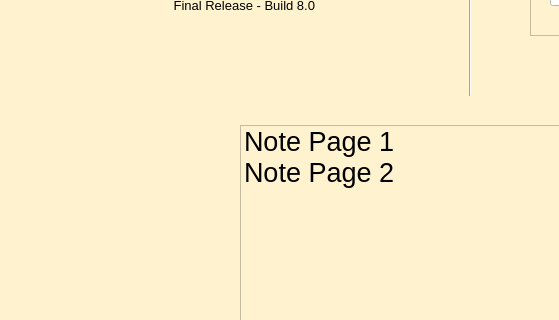
The window that PTI/SPCK/GUI/mainnote.ui (GreenSystemDuy08/TL-C4K-PTI01) describes before a commit, drawn with Qt 5; both pictures show x 0 to 559 and y 145 to 465 of the 992 by 665 pixel window.
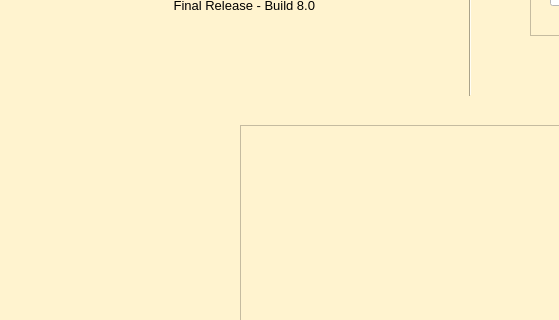
The same window after the commit.

The edit to the form file:
```diff
--- a/PTI/SPCK/GUI/mainnote.ui
+++ b/PTI/SPCK/GUI/mainnote.ui
@@ -282,16 +282,6 @@
     <property name="cursor" stdset="0">
      <cursorShape>ArrowCursor</cursorShape>
     </property>
-    <item>
-     <property name="text">
-      <string>Note Page 1</string>
-     </property>
-    </item>
-    <item>
-     <property name="text">
-      <string>Note Page 2</string>
-     </property>
-    </item>
    </widget>
    <widget class="QPushButton" name="bt_remove">
     <property name="geometry">
```
